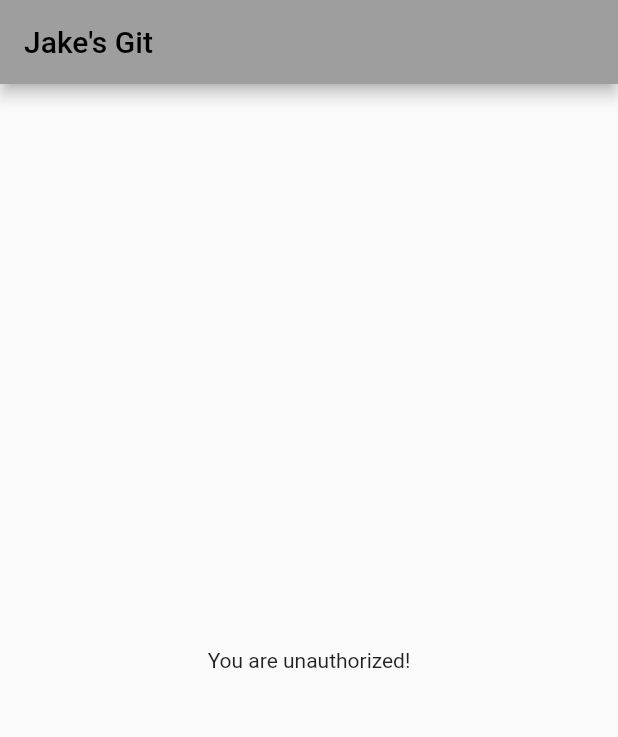
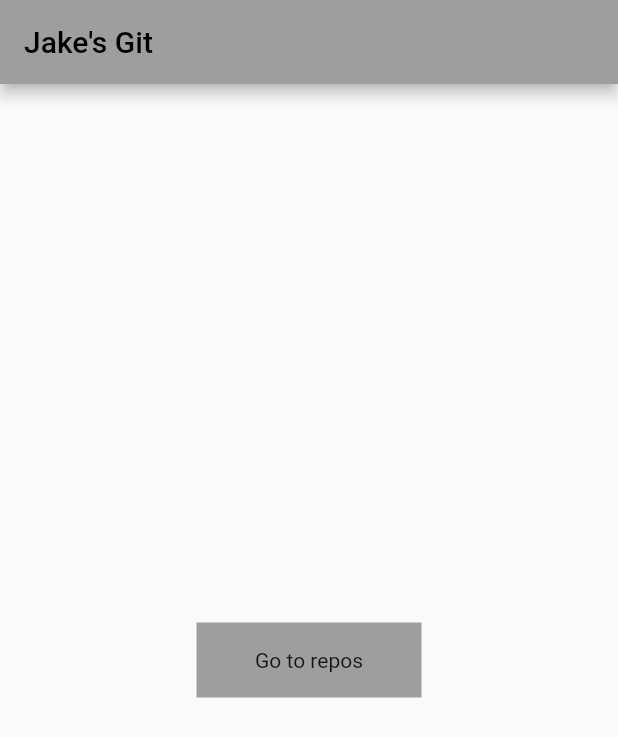
Before and after one commit to pateldhruv0248/list-git-repos, a Flutter app: the screen it shows after launch, on a phone screen of 412 x 824 dp. Shown: the top 737 px of the screen. Run offline on Flutter 3.47's test engine with Material 2 defaults, Android fonts, the phone set to English and light mode, and no system bars; our stand-ins replace dio, hive_flutter, lazy_load_scrollview, local_auth; accounts and stored records are empty.

Commit message:
landing screen added

```diff
--- a/lib/main.dart
+++ b/lib/main.dart
@@ -1,6 +1,7 @@
 import 'package:flutter/material.dart';
 import 'package:hive_flutter/hive_flutter.dart';
 import 'package:list_github_repos/screens/home_screen.dart';
+import 'package:list_github_repos/screens/landing_screen.dart';
 
 void main() async {
   WidgetsFlutterBinding.ensureInitialized();
@@ -20,7 +21,8 @@ class MyApp extends StatelessWidget {
       theme: ThemeData(
         primarySwatch: Colors.grey,
       ),
-      home: const HomeScreen(),
+      // home: const HomeScreen(),
+      home: const LandingScreen(),
     );
   }
 }
--- a/lib/screens/home_screen.dart
+++ b/lib/screens/home_screen.dart
@@ -4,7 +4,6 @@ import 'package:dio/dio.dart';
 import 'package:flutter/material.dart';
 import 'package:lazy_load_scrollview/lazy_load_scrollview.dart';
 import 'package:list_github_repos/Hive/hive_db.dart';
-import 'package:local_auth/local_auth.dart';
 
 class HomeScreen extends StatefulWidget {
   const HomeScreen({Key? key}) : super(key: key);
@@ -26,39 +25,7 @@ class _HomeScreenState extends State<HomeScreen> {
   //it will become false.
   bool internetIsAvailable = true;
 
-  //Intialised by false, and wait untill authorisation.
-  //After authorisation is successful, make it true.
-  bool authenticated = false;
-
   HiveDB hiveDB = HiveDB();
-  final LocalAuthentication _localAuthentication = LocalAuthentication();
-
-  //Check if device contains biometric authorisation.
-  void checkingForBioMetrics() async {
-    bool canCheckBiometrics = await _localAuthentication.canCheckBiometrics;
-    if (canCheckBiometrics) {
-      await _authenticateMe();
-    }
-  }
-
-  //Wait for users authorisation.
-  Future<bool> _authenticateMe() async {
-    try {
-      authenticated = await _localAuthentication.authenticate(
-        biometricOnly: true,
-        localizedReason: "Fingerprint authentication",
-        useErrorDialogs: true,
-        stickyAuth: true,
-      );
-    } catch (e) {
-      debugPrint(e.toString());
-    }
-    if (!mounted) {
-      return authenticated;
-    } else {
-      return !authenticated;
-    }
-  }
 
   //Check internet connection.
   void _checkConnectivity() async {
@@ -82,7 +49,6 @@ class _HomeScreenState extends State<HomeScreen> {
   @override
   void initState() {
     super.initState();
-    checkingForBioMetrics();
     _checkConnectivity();
   }
 
@@ -94,19 +60,6 @@ class _HomeScreenState extends State<HomeScreen> {
 
   @override
   Widget build(BuildContext context) {
-    //If user do not has access, Show blank page
-    //with message of unauthorisation.
-    if (!authenticated) {
-      return Scaffold(
-        appBar: AppBar(
-          title: const Text('Jake\'s Git'),
-        ),
-        body: const Center(
-          child: Text('You are unauthorized!'),
-        ),
-      );
-    }
-    //If user is authorised, Show the working module of app.
     return Scaffold(
       appBar: AppBar(
         title: const Text('Jake\'s Git'),
--- /dev/null
+++ b/lib/screens/landing_screen.dart
@@ -0,0 +1,86 @@
+import 'package:flutter/material.dart';
+import 'package:list_github_repos/screens/home_screen.dart';
+import 'package:local_auth/local_auth.dart';
+
+class LandingScreen extends StatefulWidget {
+  const LandingScreen({Key? key}) : super(key: key);
+
+  @override
+  _LandingScreenState createState() => _LandingScreenState();
+}
+
+class _LandingScreenState extends State<LandingScreen> {
+  final LocalAuthentication _localAuthentication = LocalAuthentication();
+
+  //Intialised by false, and wait untill authorisation.
+  //After authorisation is successful, make it true.
+  bool authenticated = false;
+
+  //Check if device contains biometric authorisation.
+  void checkingForBioMetrics() async {
+    bool canCheckBiometrics = await _localAuthentication.canCheckBiometrics;
+    if (canCheckBiometrics) {
+      await _authenticateMe();
+    }
+  }
+
+  //Wait for users authorisation.
+  Future<void> _authenticateMe() async {
+    try {
+      authenticated = await _localAuthentication.authenticate(
+        biometricOnly: true,
+        localizedReason: "Fingerprint authentication",
+        useErrorDialogs: true,
+        stickyAuth: true,
+      );
+      setState(() {
+        authenticated = authenticated;
+      });
+      debugPrint(authenticated.toString());
+      if (authenticated) {
+        Navigator.pushReplacement(
+          context,
+          MaterialPageRoute(
+            builder: (context) => const HomeScreen(),
+          ),
+        );
+      }
+    } catch (e) {
+      debugPrint(e.toString());
+    }
+  }
+
+  @override
+  void initState() {
+    super.initState();
+    checkingForBioMetrics();
+  }
+
+  @override
+  Widget build(BuildContext context) {
+    return Scaffold(
+      appBar: AppBar(
+        title: const Text('Jake\'s Git'),
+      ),
+      body: Center(
+        child: GestureDetector(
+          onTap: () {
+            if (!authenticated) {
+              _authenticateMe();
+            }
+          },
+          child: Container(
+            alignment: Alignment.center,
+            height: 50.0,
+            width: 150.0,
+            color: Colors.grey,
+            child: const Padding(
+              padding: EdgeInsets.all(8.0),
+              child: Text('Go to repos'),
+            ),
+          ),
+        ),
+      ),
+    );
+  }
+}
```
